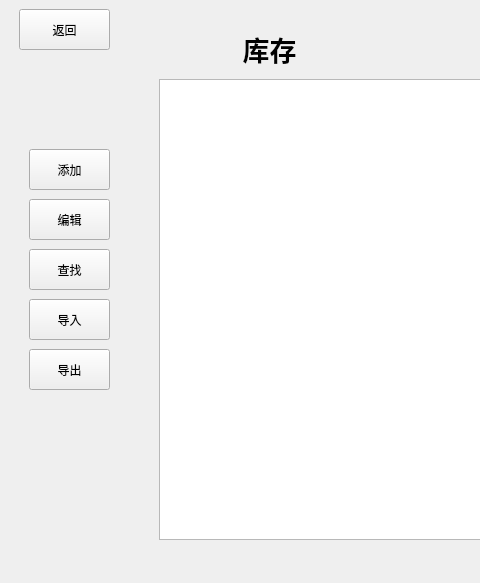
Airofact/QtSupermarketManagement, file login.ui: the form before one commit; both pictures show x 0 to 480 and y 0 to 583 of the 897 by 583 pixel window.
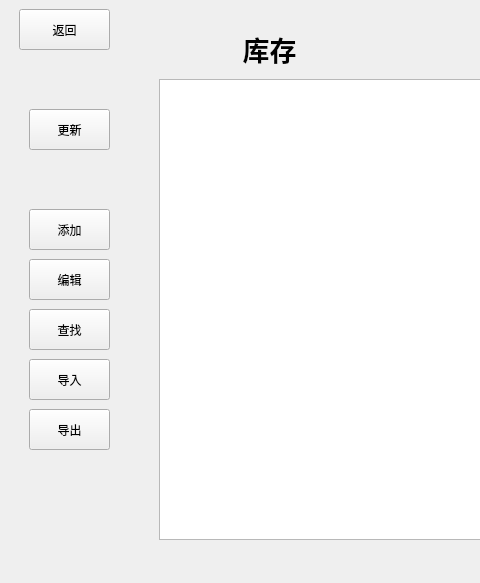
The form after the commit. The open tabs and pages were chosen to show the change. Icons and pictures are not drawn.

Commit message: fix a bug in Inventory Class and add an update button on Inventory Page

Diff of the .ui file:
```diff
--- a/login.ui
+++ b/login.ui
@@ -665,7 +665,7 @@
         <property name="geometry">
          <rect>
           <x>20</x>
-          <y>140</y>
+          <y>200</y>
           <width>81</width>
           <height>41</height>
          </rect>
@@ -678,7 +678,7 @@
         <property name="geometry">
          <rect>
           <x>20</x>
-          <y>340</y>
+          <y>400</y>
           <width>81</width>
           <height>41</height>
          </rect>
@@ -691,7 +691,7 @@
         <property name="geometry">
          <rect>
           <x>20</x>
-          <y>290</y>
+          <y>350</y>
           <width>81</width>
           <height>41</height>
          </rect>
@@ -704,7 +704,7 @@
         <property name="geometry">
          <rect>
           <x>20</x>
-          <y>190</y>
+          <y>250</y>
           <width>81</width>
           <height>41</height>
          </rect>
@@ -717,7 +717,7 @@
         <property name="geometry">
          <rect>
           <x>20</x>
-          <y>240</y>
+          <y>300</y>
           <width>81</width>
           <height>41</height>
          </rect>
@@ -726,6 +726,19 @@
          <string>查找</string>
         </property>
        </widget>
+       <widget class="QPushButton" name="PBUpdate">
+        <property name="geometry">
+         <rect>
+          <x>20</x>
+          <y>100</y>
+          <width>81</width>
+          <height>41</height>
+         </rect>
+        </property>
+        <property name="text">
+         <string>更新</string>
+        </property>
+       </widget>
       </widget>
       <widget class="QWidget" name="tradepage">
        <widget class="QPushButton" name="tradeesc">
```
Left out of the diff: 39 changed lines with no effect on the pictures. The commit also changes 4 other files.
